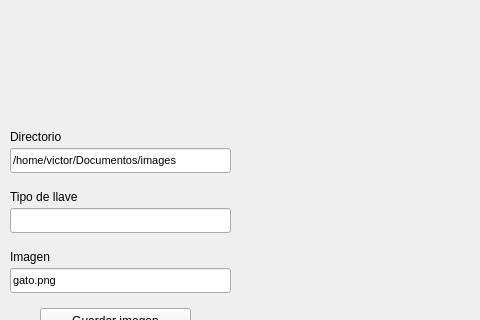
Above: mainwindow.ui from vLabayen/giltzacls before the change; both pictures show x 0 to 480 and y 199 to 519 of the 1098 by 771 pixel window. Below: the same form after it.
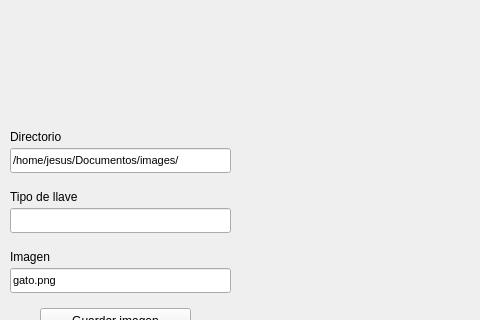
That is the form after the change.

```diff
--- a/mainwindow.ui
+++ b/mainwindow.ui
@@ -60,7 +60,7 @@
      </font>
     </property>
     <property name="text">
-     <string>/home/victor/Documentos/images</string>
+     <string>/home/jesus/Documentos/images/</string>
     </property>
    </widget>
    <widget class="QLabel" name="label_2">
```
